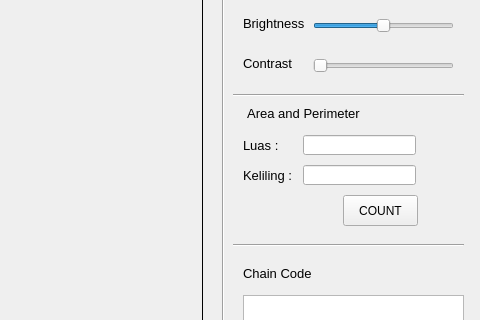
First picture: the form in qt-image-processing.ui, repository edbertproject/uas-citra-digital, before the edit; both pictures show x 587 to 1067 and y 163 to 483 of the 1067 by 686 pixel window.
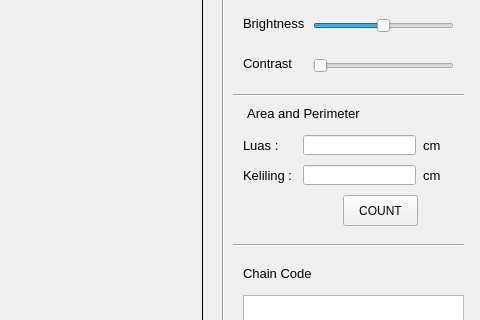
Second picture: the form after the edit. Icons and pictures are not drawn.

The edit to the form file:
```diff
--- a/qt-image-processing.ui
+++ b/qt-image-processing.ui
@@ -701,6 +701,42 @@
      <string>Reset Image</string>
     </property>
    </widget>
+   <widget class="QLabel" name="label_14">
+    <property name="geometry">
+     <rect>
+      <x>1010</x>
+      <y>250</y>
+      <width>51</width>
+      <height>20</height>
+     </rect>
+    </property>
+    <property name="font">
+     <font>
+      <pointsize>10</pointsize>
+     </font>
+    </property>
+    <property name="text">
+     <string>cm</string>
+    </property>
+   </widget>
+   <widget class="QLabel" name="label_15">
+    <property name="geometry">
+     <rect>
+      <x>1010</x>
+      <y>280</y>
+      <width>51</width>
+      <height>20</height>
+     </rect>
+    </property>
+    <property name="font">
+     <font>
+      <pointsize>10</pointsize>
+     </font>
+    </property>
+    <property name="text">
+     <string>cm</string>
+    </property>
+   </widget>
   </widget>
   <widget class="QStatusBar" name="statusbar"/>
   <widget class="QToolBar" name="toolBar">
```
Left out of the diff: 43 changed lines with no effect on the pictures.
